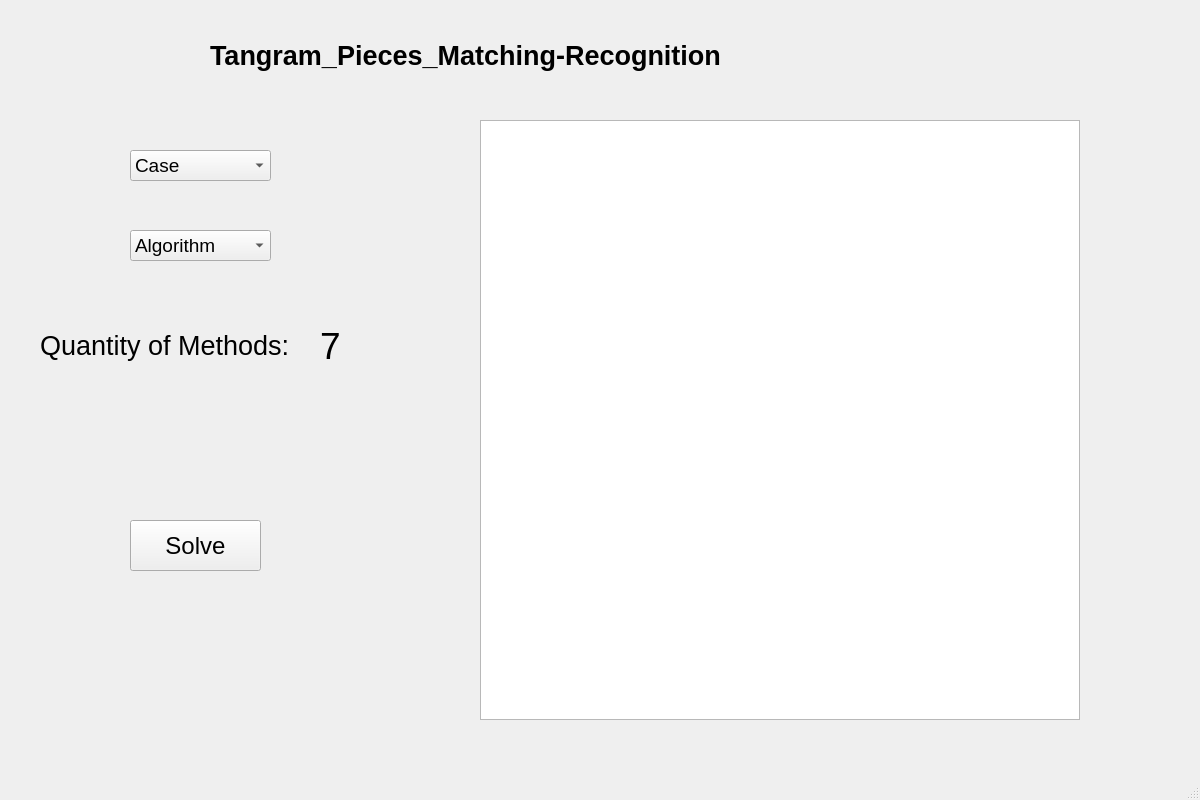
MUST-Quick-Fry/Tangram_Pieces_Matching_Recognition, file Tangram/gui.ui: the form before one commit.
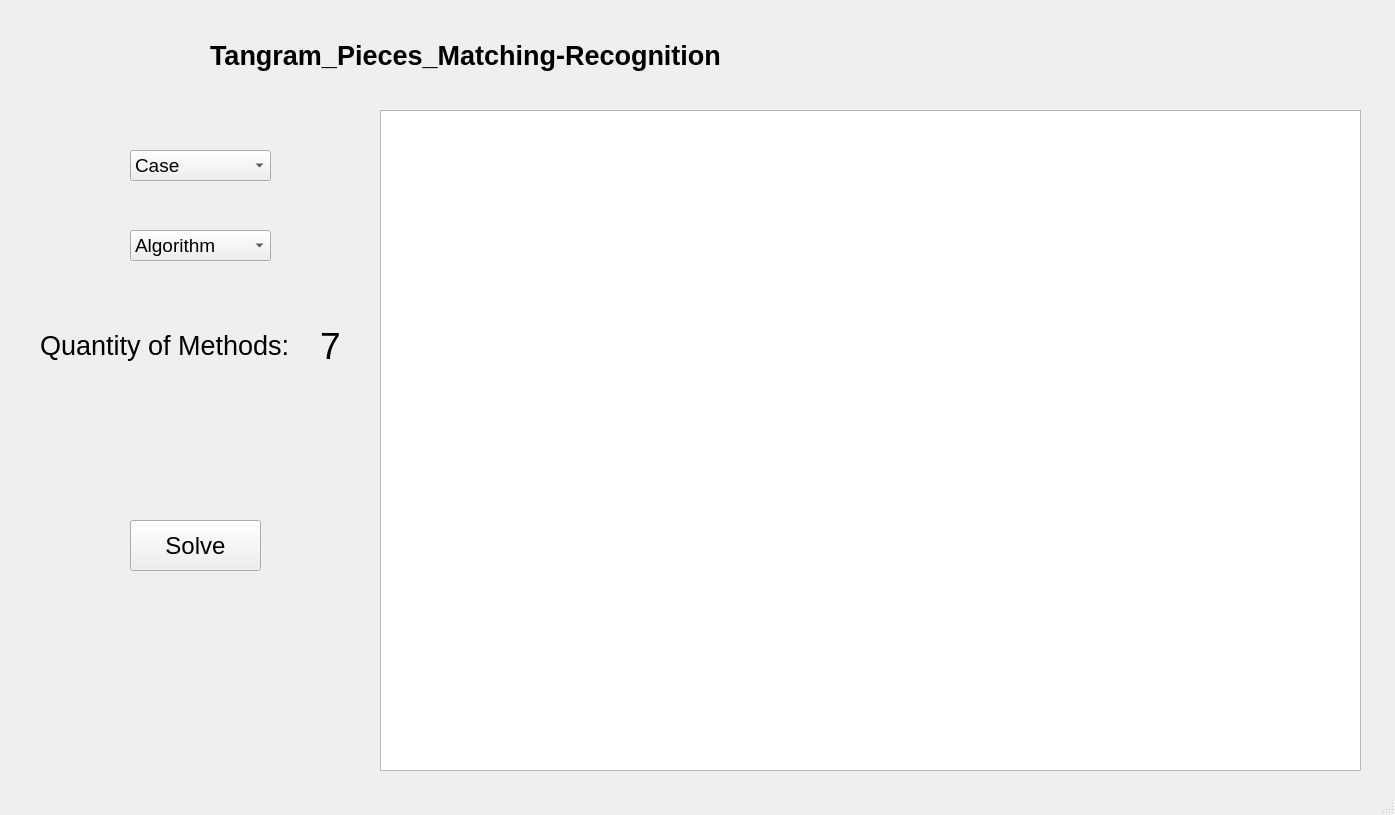
The form after the commit.

Diff of the .ui file:
```diff
--- a/Tangram/gui.ui
+++ b/Tangram/gui.ui
@@ -6,8 +6,8 @@
    <rect>
     <x>0</x>
     <y>0</y>
-    <width>1200</width>
-    <height>800</height>
+    <width>1395</width>
+    <height>815</height>
    </rect>
   </property>
   <property name="windowTitle">
@@ -44,10 +44,10 @@
    <widget class="QGraphicsView" name="graphicsView">
     <property name="geometry">
      <rect>
-      <x>480</x>
-      <y>120</y>
-      <width>600</width>
-      <height>600</height>
+      <x>380</x>
+      <y>110</y>
+      <width>981</width>
+      <height>661</height>
      </rect>
     </property>
     <property name="cursor" stdset="0">
```
Left out of the diff: 4 changed lines with no effect on the pictures.
